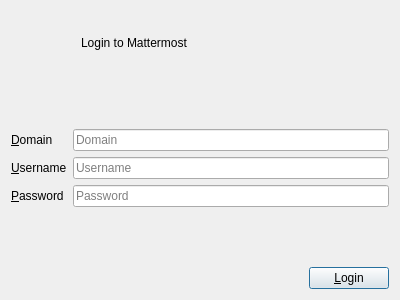
nuclear868/mattermost-qt, file sources/login/LoginDialog.ui: the form before one commit.
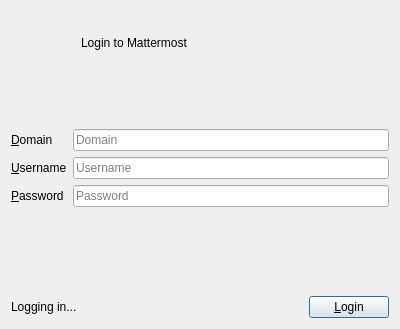
The form after the commit. Icons and pictures are not drawn.

Commit message: show info text when there is login in progress. Also fix crash when right-clicking on empty ChannelTree area

What changed in the file:
```diff
--- a/sources/login/LoginDialog.ui
+++ b/sources/login/LoginDialog.ui
@@ -7,7 +7,7 @@
     <x>0</x>
     <y>0</y>
     <width>400</width>
-    <height>300</height>
+    <height>329</height>
    </rect>
   </property>
   <property name="windowTitle">
@@ -171,6 +171,13 @@
    </item>
    <item>
     <layout class="QHBoxLayout" name="horizontalLayout">
+     <item>
+      <widget class="QLabel" name="loginInProgressLabel">
+       <property name="text">
+        <string>Logging in...</string>
+       </property>
+      </widget>
+     </item>
      <item>
       <spacer name="horizontalSpacer">
        <property name="orientation">
```
The commit also changes 3 other files.
